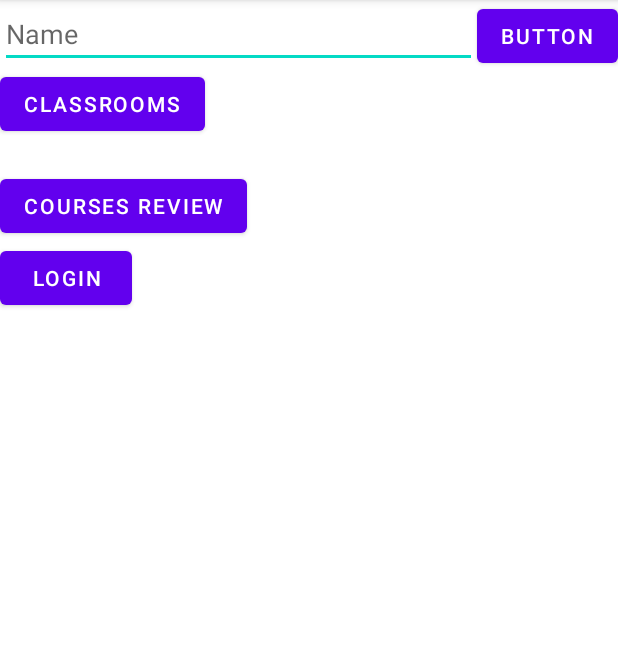
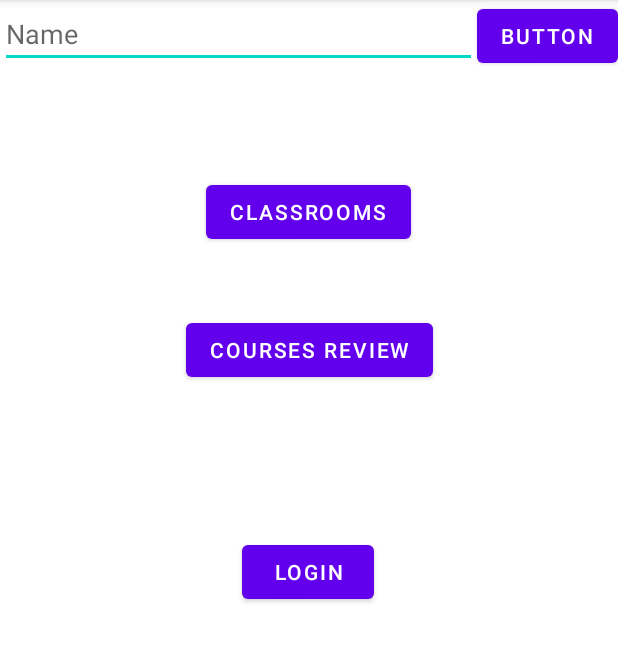
Before and after one commit to LesGolems/RateMyEPFL, an Android app: the screen it shows after launch (MainActivity), on a phone screen of 412 x 824 dp, the part 84-746 px from its top. Run offline under Robolectric (Android 15) with nearby library versions, the phone set to English and light mode, and no system bars.

Commit message:
Updates constraint

```diff
--- a/app/src/main/res/layout/activity_main.xml
+++ b/app/src/main/res/layout/activity_main.xml
@@ -32,25 +32,33 @@
         android:id="@+id/coursesReviewButton"
         android:layout_width="wrap_content"
         android:layout_height="wrap_content"
-        android:layout_marginTop="20dp"
+        android:layout_marginTop="44dp"
         android:text="Courses review"
-        app:layout_constraintTop_toBottomOf="@+id/classroomReviewButton"
-        tools:layout_editor_absoluteX="77dp" />
+        app:layout_constraintEnd_toEndOf="parent"
+        app:layout_constraintStart_toStartOf="parent"
+        app:layout_constraintTop_toBottomOf="@+id/classroomReviewButton" />
 
     <Button
         android:id="@+id/classroomReviewButton"
         android:layout_width="wrap_content"
         android:layout_height="wrap_content"
+        android:layout_marginTop="72dp"
+        android:layout_marginEnd="88dp"
         android:text="Classrooms"
-        app:layout_constraintTop_toBottomOf="@+id/mainName"
-        tools:layout_editor_absoluteX="93dp" />
+        app:layout_constraintEnd_toEndOf="parent"
+        app:layout_constraintHorizontal_bias="0.732"
+        app:layout_constraintStart_toStartOf="parent"
+        app:layout_constraintTop_toBottomOf="@+id/mainName" />
 
     <Button
         android:id="@+id/loginButton"
         android:layout_width="wrap_content"
         android:layout_height="wrap_content"
+        android:layout_marginTop="100dp"
         android:text="Login"
-        app:layout_constraintTop_toBottomOf="@+id/coursesReviewButton"
-        tools:layout_editor_absoluteX="126dp" />
+        app:layout_constraintEnd_toEndOf="parent"
+        app:layout_constraintHorizontal_bias="0.498"
+        app:layout_constraintStart_toStartOf="parent"
+        app:layout_constraintTop_toBottomOf="@+id/coursesReviewButton" />
 
 </androidx.constraintlayout.widget.ConstraintLayout>
```
